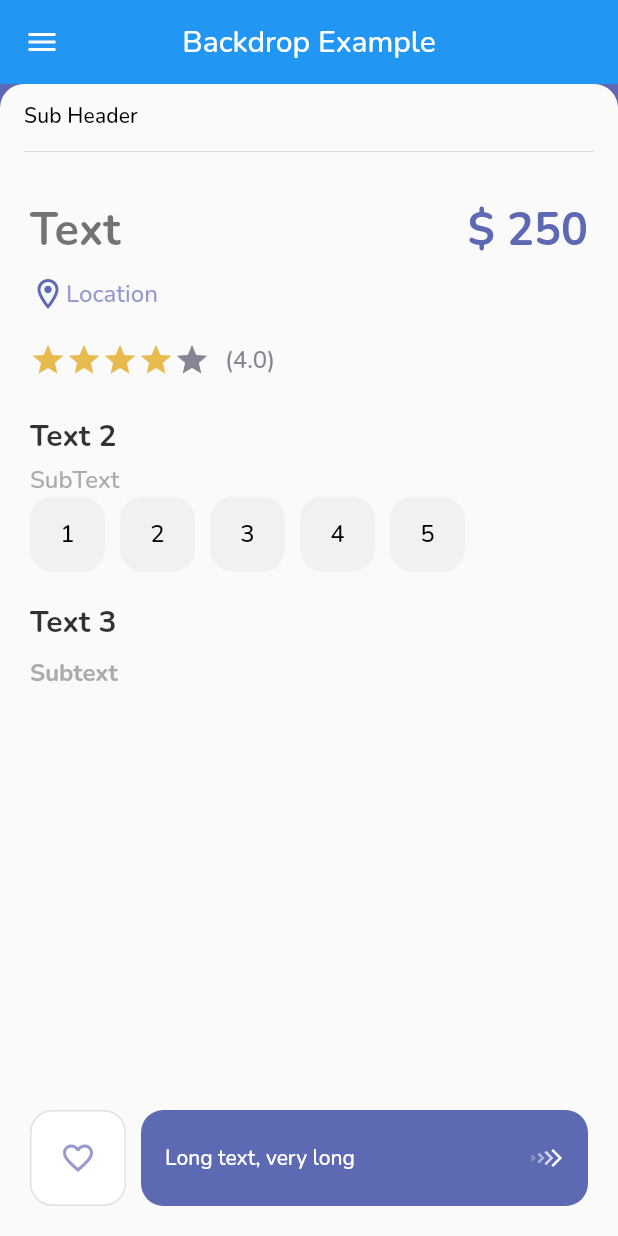
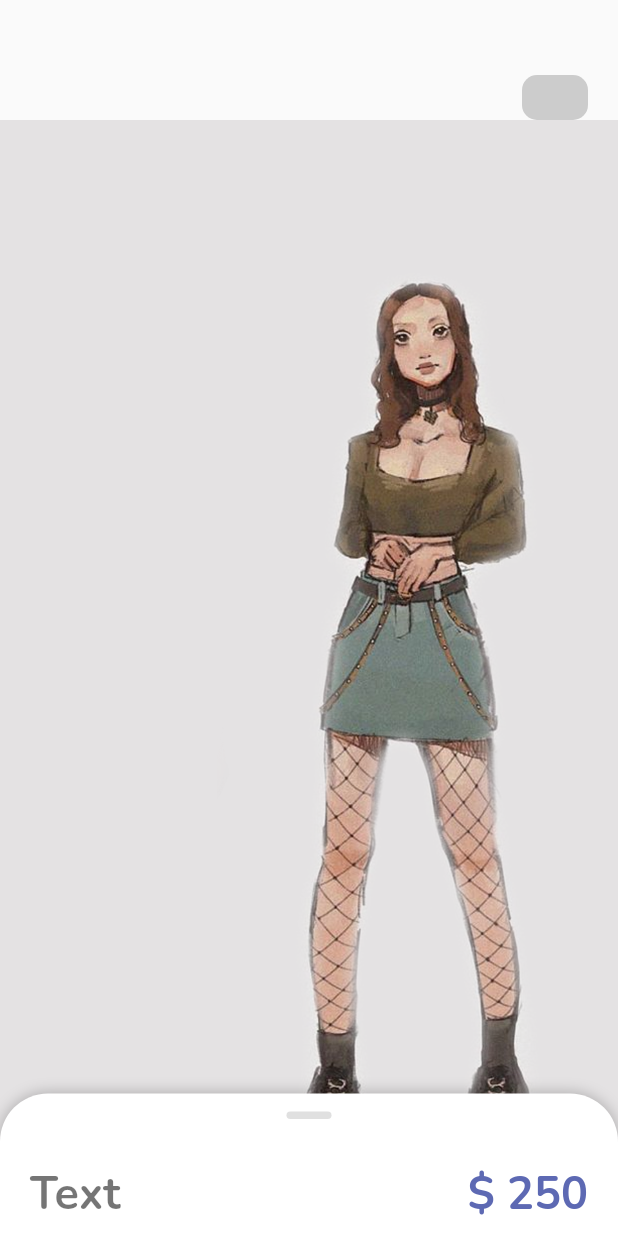
Before and after one commit to RealMcKing/e_commerce_app, a Flutter app: the DetailPage screen opened directly, on a phone screen of 412 x 824 dp. Run offline on Flutter 3.47's test engine with Material 2 defaults, Android fonts, the phone set to English and light mode, and no system bars; drawn by our look-alikes of backdrop, sliding_up_panel; our stand-ins replace flutter_svg.

Commit message:
Add slider to detail page

```diff
--- a/lib/main.dart
+++ b/lib/main.dart
@@ -19,6 +19,6 @@ class MyApp extends StatelessWidget {
           primaryColor: AppColors.mainColor,
           fontFamily: 'Nunito',
         ),
-        home: const MainPage());
+        home: const DetailPage());
   }
 }
--- /dev/null
+++ b/lib/page/detail_page/components/app_bar_widget.dart
@@ -0,0 +1,28 @@
+import 'package:flutter/material.dart';
+
+class LocalAppBarWidget extends StatelessWidget {
+  const LocalAppBarWidget({Key? key}) : super(key: key);
+
+  @override
+  Widget build(BuildContext context) {
+    return Container(
+      padding: const EdgeInsets.only(
+        top: 50,
+      ),
+      child: Row(
+        children: [
+          Expanded(child: Container()),
+          Container(
+            margin: const EdgeInsets.symmetric(horizontal: 20),
+            width: 44,
+            height: 44,
+            decoration: BoxDecoration(
+              borderRadius: BorderRadius.circular(10),
+              color: Colors.grey.withOpacity(0.5),
+            ),
+          ),
+        ],
+      ),
+    );
+  }
+}
--- a/lib/page/detail_page/detail_page.dart
+++ b/lib/page/detail_page/detail_page.dart
@@ -1,9 +1,10 @@
-import 'package:backdrop/backdrop.dart';
 import 'package:e_commerce_app/colors.dart';
+import 'package:e_commerce_app/page/detail_page/components/app_bar_widget.dart';
 import 'package:e_commerce_app/widgets/app_buttons.dart';
 import 'package:e_commerce_app/widgets/app_large_text.dart';
 import 'package:e_commerce_app/widgets/app_text.dart';
 import 'package:flutter/material.dart';
+import 'package:sliding_up_panel/sliding_up_panel.dart';
 
 import 'components/buy_button_widget.dart';
 
@@ -15,18 +16,28 @@ class DetailPage extends StatefulWidget {
 }
 
 class _DetailPageState extends State<DetailPage> {
-  int gottenStars = 4;
+  static const double _panelHeightClosed = 95.0;
+  late double _panelHeightOpen;
+
   int selectedIndex = -1;
   bool isLiked = false;
 
   @override
   Widget build(BuildContext context) {
-    return BackdropScaffold(
-          appBar: BackdropAppBar(
-            title: const Text("Backdrop Example"),
-            centerTitle: true,
+    _panelHeightOpen = MediaQuery.of(context).size.height * 0.80;
+
+    return Scaffold(
+      appBar: const PreferredSize(
+        preferredSize: Size.fromHeight(80),
+        child: LocalAppBarWidget(),
       ),
-          backLayer: Center(
+      body: SlidingUpPanel(
+        maxHeight: _panelHeightOpen,
+        minHeight: _panelHeightClosed,
+        borderRadius: const BorderRadius.only(
+            topLeft: Radius.circular(32.0), topRight: Radius.circular(32.0)),
+        panelBuilder: (sc) => _panel(sc),
+        body: Center(
           child: Container(
             decoration: const BoxDecoration(
               image: DecorationImage(
@@ -35,10 +46,32 @@ class _DetailPageState extends State<DetailPage> {
             ),
           ),
         ),
-          subHeader: const BackdropSubHeader(
-            title: Text("Sub Header"),
       ),
-          frontLayer: Stack(
+    );
+  }
+
+  Widget _panel(ScrollController controller) {
+    return MediaQuery.removePadding(
+      context: context,
+      removeTop: true,
+      child: ListView(
+        controller: controller,
+        children: <Widget>[
+          const SizedBox(height: 12.0),
+          Row(
+            mainAxisAlignment: MainAxisAlignment.center,
+            children: <Widget>[
+              Container(
+                width: 30,
+                height: 5,
+                decoration: BoxDecoration(
+                    color: Colors.grey[300],
+                    borderRadius:
+                        const BorderRadius.all(Radius.circular(12.0))),
+              ),
+            ],
+          ),
+          Stack(
             children: [
               Positioned(
                 child: Container(
@@ -63,21 +96,6 @@ class _DetailPageState extends State<DetailPage> {
                             text: 'Location',
                             color: AppColors.textColor1,
                           )
-                        ],
-                      ),
-                      const SizedBox(height: 20),
-                      Row(
-                        children: [
-                          Wrap(
-                            children: List.generate(5, (index) {
-                              return Icon(Icons.star_outlined,
-                                  color: index < gottenStars
-                                      ? AppColors.starColor
-                                      : AppColors.textColor2);
-                            }),
-                          ),
-                          const SizedBox(width: 10),
-                          AppText(text: '(4.0)', color: AppColors.textColor2),
                         ],
                       ),
                       const SizedBox(height: 25),
@@ -152,8 +170,9 @@ class _DetailPageState extends State<DetailPage> {
                           fixedSize: const Size(64, 64),
                         ),
                         child: isLiked
-                            ? Icon(Icons.favorite_outlined, color: Colors.white)
-                            : Icon(Icons.favorite_border_outlined,
+                            ? const Icon(Icons.favorite_outlined,
+                                color: Colors.white)
+                            : const Icon(Icons.favorite_border_outlined,
                                 color: AppColors.textColor1)),
                     const SizedBox(width: 10),
                     BuyButtonWidget(
@@ -164,6 +183,8 @@ class _DetailPageState extends State<DetailPage> {
               )
             ],
           )
+        ],
+      ),
     );
   }
 }
--- a/pubspec.yaml
+++ b/pubspec.yaml
@@ -35,7 +35,7 @@ dependencies:
   # Use with the CupertinoIcons class for iOS style icons.
   cupertino_icons: ^1.0.2
   flutter_svg: ^1.1.0
-  backdrop: ^0.8.0
+  sliding_up_panel: ^2.0.0+1
 
 
 dev_dependencies:
```
Also changed, not shown: pubspec.lock. Lines whose indentation alone changed are shown as unchanged.
